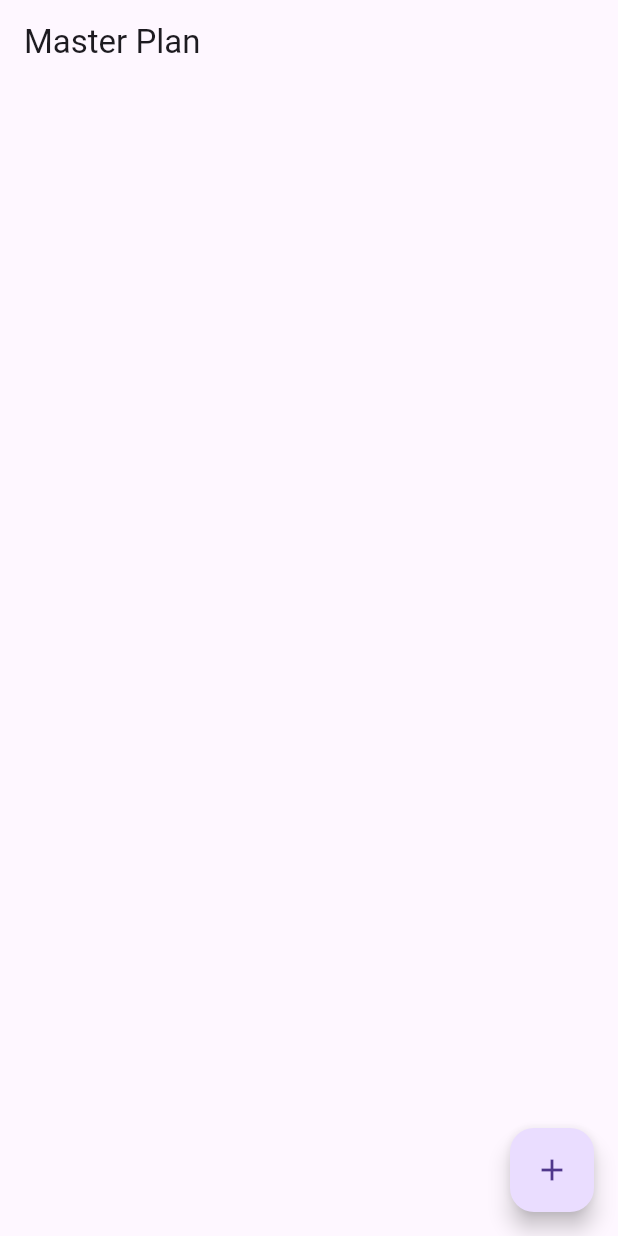
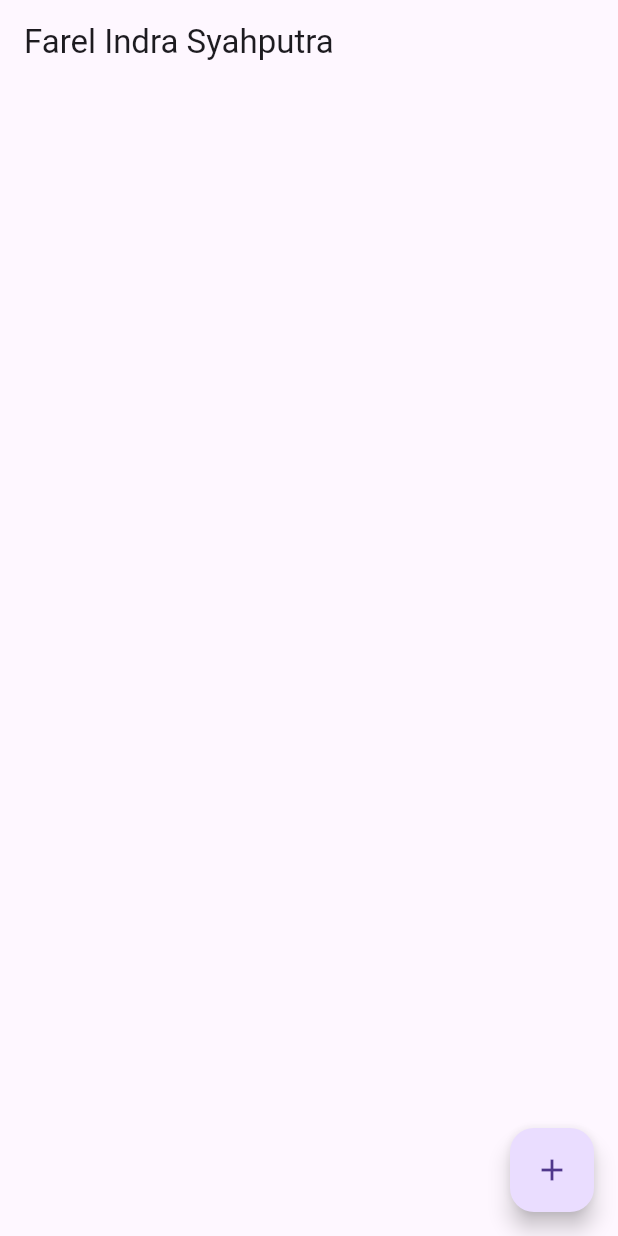
Before and after one commit to farelrunin/Dasar-State-dengan-Model-View, a Flutter app: the screen it shows after launch, on a phone screen of 412 x 824 dp. Run offline on Flutter 3.47's test engine with Material 3 defaults, Android fonts, the phone set to English and light mode, and no system bars.

Commit message:
Update message

```diff
--- a/lib/views/plan_screen.dart
+++ b/lib/views/plan_screen.dart
@@ -24,7 +24,7 @@ class _PlanScreenState extends State<PlanScreen> {
   @override
   Widget build(BuildContext context) {
     return Scaffold(
-      appBar: AppBar(title: const Text('Master Plan')),
+      appBar: AppBar(title: const Text('Farel Indra Syahputra')),
       body: _buildList(),
       floatingActionButton: _buildAddTaskButton(),  // Memanggil _buildAddTaskButton
     );
```
Also changed, not shown: assets/images/hasil.png, assets/images/image4.png (added), 1 other file.
